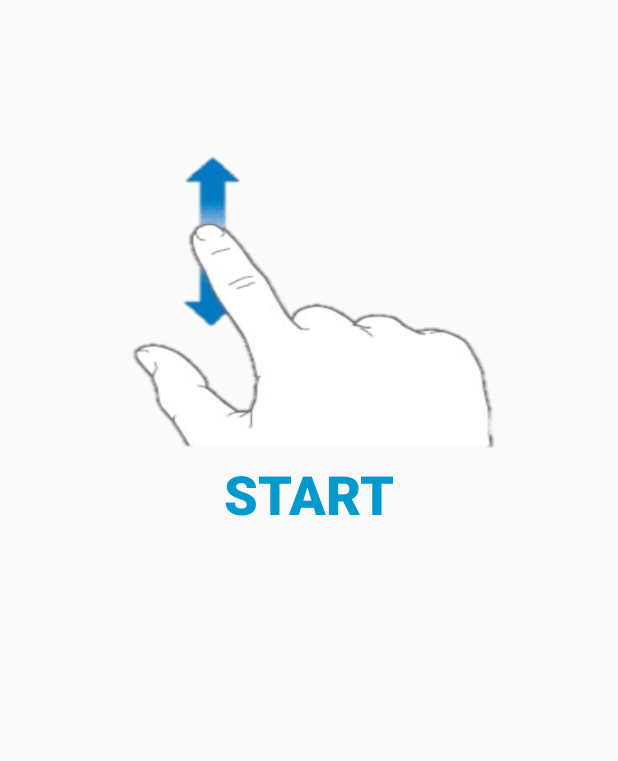
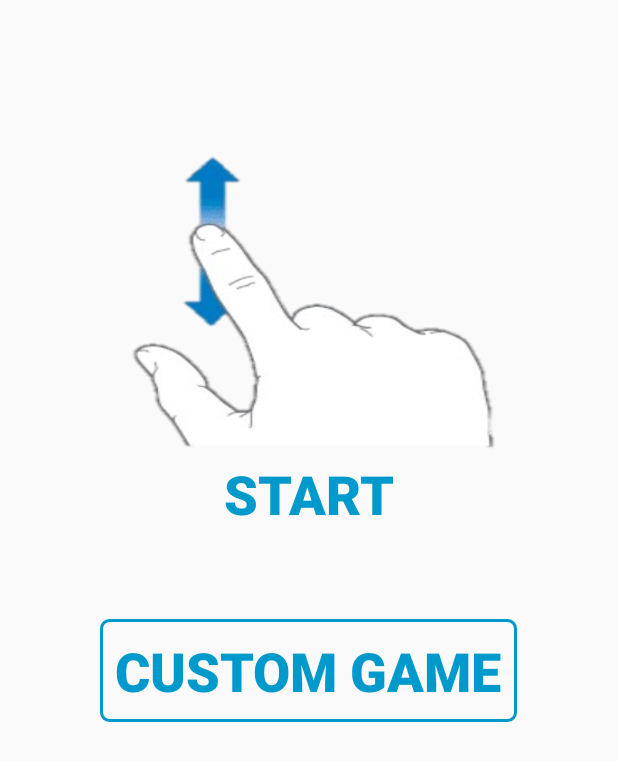
Before and after one commit to Rafiq-1312385/Swipe.test, an Android app: the screen it shows after launch (MainActivity), on a phone screen of 412 x 824 dp. Shown: the top 761 px of the screen. Run offline under Robolectric (Android 15) with nearby library versions, the phone set to English and light mode, and no system bars.

Commit message:
custom game added

```diff
--- a/app/src/main/res/layout/activity_main.xml
+++ b/app/src/main/res/layout/activity_main.xml
@@ -33,7 +33,6 @@
         android:layout_width="wrap_content"
         android:layout_height="wrap_content"
         android:id="@+id/btn_custom"
-        android:visibility="invisible"
         android:textSize="36sp"
         android:textColor="@android:color/holo_blue_dark"
         style="@style/Widget.AppCompat.Button.Borderless"
@@ -41,6 +40,8 @@
         android:padding="10dp"
         android:layout_below="@+id/btn_Start"
         android:layout_centerHorizontal="true"
-        android:layout_marginTop="59dp" />
+        android:layout_marginTop="59dp"
+        android:onClick="onClickCustomBtn"
+        android:visibility="visible" />
 
 </RelativeLayout>
```
